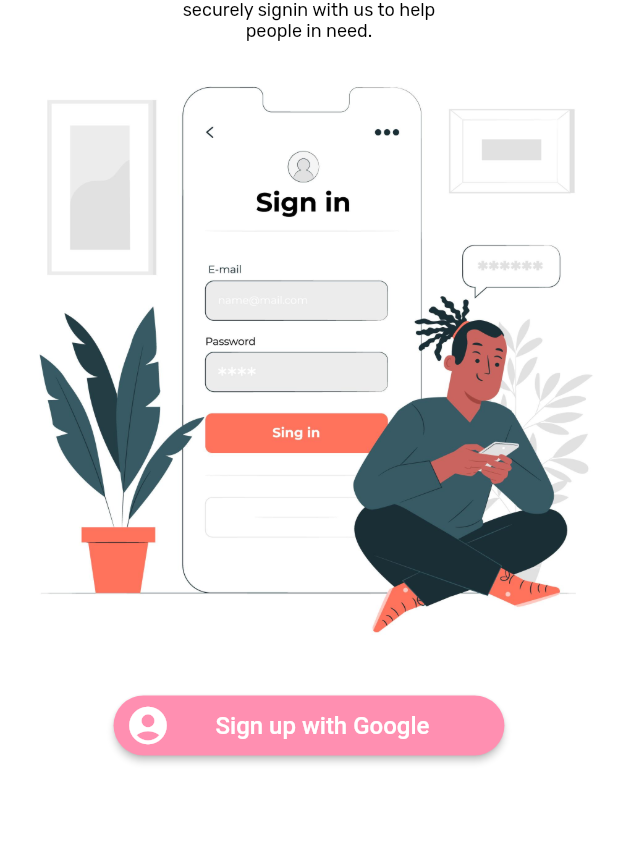
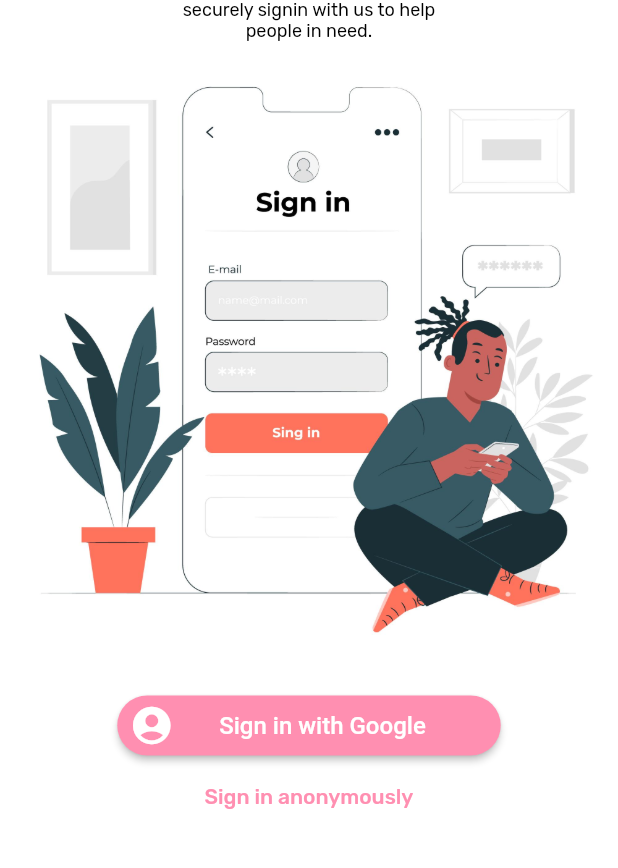
Before and after one commit to imsangamesh/potsoft, a Flutter app: the screen it shows after launch, on a phone screen of 412 x 824 dp, the part 215-1083 px from its top. Run offline on Flutter 3.47's test engine with Material 2 defaults, Android fonts, the light colour scheme and no system bars; our stand-ins replace cloud_firestore, firebase_auth, firebase_core, firebase_storage, geocoding, geolocator and 5 more; accounts and stored records are empty.

Commit message:
anonymous | background-location

```diff
--- a/lib/core/themes/my_themes.dart
+++ b/lib/core/themes/my_themes.dart
@@ -25,6 +25,21 @@ class MyThemes {
     ),
     listTileTheme: ListTileThemeData(
       tileColor: MyColors.lightListTile,
+    ),
+    elevatedButtonTheme: ElevatedButtonThemeData(
+      style: ElevatedButton.styleFrom(
+        shape: RoundedRectangleBorder(
+          borderRadius: BorderRadius.circular(50),
+        ),
+      ),
+    ),
+    textButtonTheme: TextButtonThemeData(
+      style: TextButton.styleFrom(
+        shape: RoundedRectangleBorder(
+          borderRadius: BorderRadius.circular(50),
+        ),
+        padding: const EdgeInsets.symmetric(horizontal: 16, vertical: 10),
+      ),
     ),
     textTheme: GoogleFonts.rubikTextTheme().copyWith(
       bodyText2: const TextStyle(color: Colors.black),
@@ -62,6 +77,21 @@ class MyThemes {
     ),
     listTileTheme: ListTileThemeData(
       tileColor: MyColors.darkListTile,
+    ),
+    elevatedButtonTheme: ElevatedButtonThemeData(
+      style: ElevatedButton.styleFrom(
+        shape: RoundedRectangleBorder(
+          borderRadius: BorderRadius.circular(50),
+        ),
+      ),
+    ),
+    textButtonTheme: TextButtonThemeData(
+      style: TextButton.styleFrom(
+        shape: RoundedRectangleBorder(
+          borderRadius: BorderRadius.circular(50),
+        ),
+        padding: const EdgeInsets.symmetric(horizontal: 16, vertical: 10),
+      ),
     ),
     textTheme: GoogleFonts.rubikTextTheme().copyWith(
       bodyText2: const TextStyle(color: Colors.white),
--- a/lib/modules/auth/auth_controller.dart
+++ b/lib/modules/auth/auth_controller.dart
@@ -54,6 +54,11 @@ class AuthController extends GetxController {
 
       /// ---------------------------------------- check for `ADMIN`
       checkForBusinessAccAndUpdate(showStatus: true);
+      //
+      Utils.showAlert(
+        'Notice',
+        'We use location services to locate you with highest precisions so that potholes are located easily.\nWe really appreciate your cooperation.',
+      );
       //
     } on FirebaseAuthException catch (e) {
       Get.back();
--- a/lib/modules/auth/signin_screen.dart
+++ b/lib/modules/auth/signin_screen.dart
@@ -41,20 +41,21 @@ class SigninScreen extends StatelessWidget {
           style: ElevatedButton.styleFrom(
             padding: const EdgeInsets.only(top: 5, bottom: 5, left: 8),
             textStyle: MyTStyles.kTS16Medium,
-            shape: RoundedRectangleBorder(
-              borderRadius: BorderRadius.circular(50),
-            ),
           ),
           child: Row(
             mainAxisSize: MainAxisSize.min,
             children: const [
               Icon(Icons.account_circle, size: 30),
               SizedBox(width: 30),
-              Text('Sign up with Google'),
+              Text('Sign in with Google'),
               SizedBox(width: 50),
             ],
           ),
         ),
+        TextButton(
+          onPressed: () => authController.signInAnonymously(),
+          child: const Text('Sign in anonymously'),
+        )
       ]),
     );
   }
```
Also changed, not shown: 6 other files.
